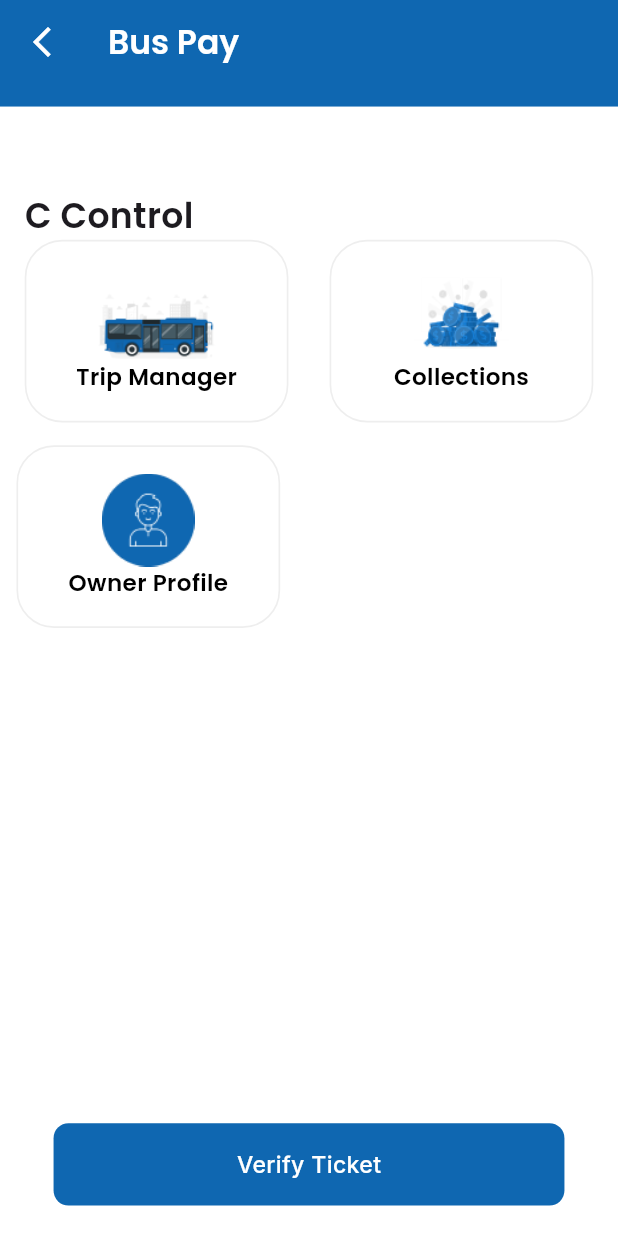
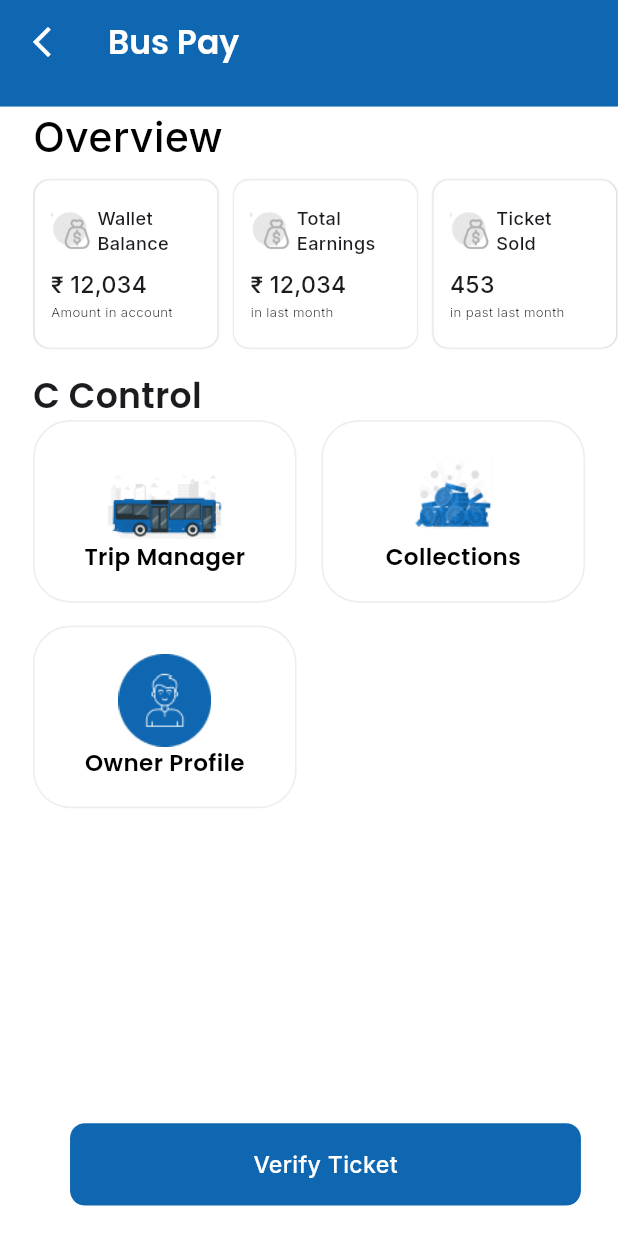
Before and after one commit to Sabari-nath-p/buspay_conductor, a Flutter app: the HomeScreen screen opened directly, on a phone screen of 412 x 824 dp. Run offline on Flutter 3.47's test engine with Material 3 defaults, Android fonts, the phone set to English and light mode, and no system bars; our stand-ins replace fl_chart, flutter_screenutil, fluttertoast, get, google_fonts and 1 more; missing offline and left inert: dart:ffi; accounts and stored records are empty.

Commit message:
error in trip manage

```diff
--- a/lib/Screens/CollectionScreen/CollectionCard.dart
+++ b/lib/Screens/CollectionScreen/CollectionCard.dart
@@ -77,33 +77,7 @@ class _ExpandableCardState extends State<ExpandableCard> {
               ),
             ),
               SizedBox(height: 5,),
-                    Stack(
-                              children: [
-                                Row(
-                                  children: [
-                                    Container(width:15.w ,height: 15.w,
-                                    margin: EdgeInsets.only(left: 15.w),
-                                                                    decoration: BoxDecoration(color: Colors.blue,borderRadius: BorderRadius.circular(30.w)),),
-                                 SizedBox(
-                                width: 300.w,
-                                child: ClipRRect(
-                                  borderRadius: BorderRadius.horizontal(right: Radius.circular(30.w)),
-                                  child: LinearProgressIndicator(
-                                    value: 0.6,
-                                    backgroundColor: Colors.grey[300],
-                                   valueColor: AlwaysStoppedAnimation(Colors.blue) ,
-                                    minHeight: 4,
-                                  ),
-                                ),
-                              ),
-                               Container(width:15.w ,height: 15.w,
-                                                                    decoration: BoxDecoration(color: Colors.grey.shade300,borderRadius: BorderRadius.circular(30.w)),),
 
-                                ],  ),
-
-                              ]
-
-                            ),
 
 
         ],
--- a/lib/Screens/HomeScreen/HomeScreen.dart
+++ b/lib/Screens/HomeScreen/HomeScreen.dart
@@ -1,5 +1,6 @@
 import 'package:buspay_conductor/Screens/CollectionScreen/CollectionScreen.dart';
 import 'package:buspay_conductor/Screens/CollectionScreen/collectionViewScreen.dart';
+import 'package:buspay_conductor/Screens/HomeScreen/utils/Overviewcard.dart';
 import 'package:buspay_conductor/Screens/HomeScreen/utils/ProgressIndication.dart';
 import 'package:buspay_conductor/Screens/ProfileScreen/ProfileviewScreen.dart';
 import 'package:buspay_conductor/Screens/TripManagement/NotripScreen.dart';
@@ -39,24 +40,50 @@ class _HomeScreenState extends State<HomeScreen> {
                     fontWeight: FontWeight.w600, color: Colors.white),
               ),
             )),
-        body: Column(
+        body: Padding(
+          padding: EdgeInsets.only(left:20.w),
+          child: Column(
             crossAxisAlignment: CrossAxisAlignment.start,
             children: [
+               TextLable.appText(
+                             "Overview",
+                             color: Colors.black,
+                            size: 25.sp,
+                            fontWeight: FontWeight.w500),
               SizedBox(
-              height: 40.h,
+                height: 10.h,
+              ),
+               Row(
+                        mainAxisAlignment: MainAxisAlignment.center,
+                        children: [
+                          DBOverviewCard(
+                            title: "Wallet \nBalance",
+                            value: "₹ 12,034",
+                            description: "Amount in account",
+                          ),
+                          SizedBox(width: 10.w,),
+                          DBOverviewCard(
+                            title: "Total \nEarnings",
+                            value: "₹ 12,034",
+                            description: "in last month",
+                          ),
+                          SizedBox(width: 10.w,),
+                          DBOverviewCard(
+                            title: "Ticket \nSold",
+                            value: "453",
+                            description: "in past last month",
+                          ),
+                        ],
                       ),
 
 
               SizedBox(
                 height: 15.h,
               ),
-            Padding(
-              padding: EdgeInsets.only(left: 15.w),
-              child: Text(
+              Text(
                 "C Control",
                 style: GoogleFonts.poppins(
                     fontWeight: FontWeight.w600, fontSize: 21.sp),
-              ),
               ),
               Row(
                 children: [
@@ -68,7 +95,7 @@ class _HomeScreenState extends State<HomeScreen> {
                     child: Container(
                       width: 160.w,
                       height: 120.h,
-                    margin: EdgeInsets.only(left: 15.w),
+
                       decoration: BoxDecoration(
                           borderRadius: BorderRadius.circular(25),
                           color: Colors.white,
@@ -103,7 +130,7 @@ class _HomeScreenState extends State<HomeScreen> {
                     child: Container(
                       width: 160.w,
                       height: 120.h,
-                    margin: EdgeInsets.only(left: 10.w),
+                      //margin: EdgeInsets.only(left: 10.w),
                       alignment: Alignment.center,
                       decoration: BoxDecoration(
                           borderRadius: BorderRadius.circular(25),
@@ -141,7 +168,7 @@ class _HomeScreenState extends State<HomeScreen> {
                 child: Container(
                   width: 160.w,
                   height: 120.h,
-                margin: EdgeInsets.only(left: 10.w),
+
                   alignment: Alignment.center,
                   decoration: BoxDecoration(
                       borderRadius: BorderRadius.circular(25),
@@ -185,6 +212,7 @@ class _HomeScreenState extends State<HomeScreen> {
                 height: 20.h,
               )
             ],
+          ),
         ));
   }
 }
--- /dev/null
+++ b/lib/Screens/HomeScreen/utils/Overviewcard.dart
@@ -0,0 +1,58 @@
+import 'package:buspay_conductor/Screens/utils/textLabel.dart';
+
+import 'package:flutter/material.dart';
+import 'package:flutter/scheduler.dart';
+import 'package:flutter_screenutil/flutter_screenutil.dart';
+
+class DBOverviewCard extends StatelessWidget {
+  String title, value, description;
+  DBOverviewCard(
+      {super.key,
+      required this.title,
+      required this.value,
+      required this.description});
+
+  @override
+  Widget build(BuildContext context) {
+    return Container(
+      width: 111.w,
+      height: 110.h,
+      padding: EdgeInsets.all(10.w),
+      decoration: BoxDecoration(
+          borderRadius: BorderRadius.circular(10),
+          color: Colors.white,
+          boxShadow: [
+            BoxShadow(
+
+                blurRadius: .5,
+                color: Colors.black.withOpacity(.23))
+          ]),
+      child: Column(
+        crossAxisAlignment: CrossAxisAlignment.start,
+        mainAxisAlignment: MainAxisAlignment.center,
+        children: [
+          Row(
+            children: [
+              Image.asset(
+                "assets/images/wallet.png",
+                width: 24.w,
+                height: 24.w,
+              ),
+              SizedBox(width: 4.w,),
+              TextLable.appText(
+                   "$title", size: 11.sp, fontWeight: FontWeight.w500),
+            ],
+          ),
+          SizedBox(height:7.h),
+          TextLable.appText(
+              "$value", size: 14.sp, fontWeight: FontWeight.w500),
+          SizedBox(height:2.h),
+          TextLable.appText(
+               "$description",
+              size: 8.sp,
+              fontWeight: FontWeight.w300),
+        ],
+      ),
+    );
+  }
+}
--- a/lib/Screens/TripManagement/Model/routemodel.dart
+++ b/lib/Screens/TripManagement/Model/routemodel.dart
@@ -1,11 +1,13 @@
 class routelist {
   int? id;
   String? name;
-  routelist({this.id, this.name});
+  String? starttime;
+  routelist({this.id, this.name,this.starttime});
 
   routelist.fromJson(Map<String, dynamic> json) {
     id = json["id"];
     name = json["route"]["name"];
+    starttime=json["start_timing"];
   }
 
   Map<String, dynamic> toJson() {
@@ -13,6 +15,7 @@ class routelist {
 
     data['id'] = id;
     data["name"] = name;
+    data["start_timing"]=starttime;
 
     return data;
   }
--- a/lib/Screens/TripManagement/TripController.dart
+++ b/lib/Screens/TripManagement/TripController.dart
@@ -23,6 +23,7 @@ class Tripcontroller extends GetxController {
 
   List<routelist> routelists = [];
   int? selectedRoute;
+  String?starttiming;
 
   Future<void> fetchroute() async {
     SharedPreferences pref = await SharedPreferences.getInstance();
@@ -49,6 +50,8 @@ class Tripcontroller extends GetxController {
     print(response);
   }
 
+
+
 // int RoutetoID(var name) {
 //     for (var data in routelists) {
 //       if (data.route?.name == name) {
@@ -72,5 +75,7 @@ class Tripcontroller extends GetxController {
     super.onInit();
     loadUser();
     fetchroute();
+
+
   }
 }
--- a/lib/Screens/TripManagement/TripManagementSceen.dart
+++ b/lib/Screens/TripManagement/TripManagementSceen.dart
@@ -1,5 +1,7 @@
 import 'dart:convert';
 
+import 'package:buspay_conductor/Screens/TripManagement/Model/routemodel.dart';
+import 'package:buspay_conductor/Screens/TripManagement/TripController.dart';
 import 'package:buspay_conductor/Screens/utils/inputTextField.dart';
 import 'package:buspay_conductor/Screens/utils/textLabel.dart';
 import 'package:buspay_conductor/main.dart';
@@ -22,9 +24,11 @@ class _TripManagementScreenState extends State<TripManagementScreen> {
     List conductordata=[];
     TextEditingController jrnystartctrl=TextEditingController();
 
+     Tripcontroller tctrl = Get.put(Tripcontroller());
+
      List<dynamic> Assign=[];
      int?routeid;
-     List status=["on Journey","Not started"];
+     List status=["on Journey","Not started","ended"];
 
   @override
 
@@ -63,7 +67,7 @@ class _TripManagementScreenState extends State<TripManagementScreen> {
                   });
                 }, ),
 
-
+           SizedBox(height: 20.h,),
          Container(
               width: 320.w,
               height: 50.w,
@@ -72,7 +76,7 @@ class _TripManagementScreenState extends State<TripManagementScreen> {
               decoration: BoxDecoration(
                   color:Color(0xff0F67B1),
                   borderRadius: BorderRadius.circular(10)),
-              child: TextLable.appText("Update",
+              child: TextLable.appText("Complete trip",
                   size: 14.sp,
                   fontWeight: FontWeight.w500,
                   color: Colors.white)),
--- a/lib/Screens/TripManagement/utils/RegisterTripBottom.dart
+++ b/lib/Screens/TripManagement/utils/RegisterTripBottom.dart
@@ -4,6 +4,7 @@ import 'package:buspay_conductor/Screens/utils/inputTextField.dart';
 import 'package:buspay_conductor/Screens/utils/textLabel.dart';
 import 'package:flutter/material.dart';
 import 'package:flutter_screenutil/flutter_screenutil.dart';
+import 'package:fluttertoast/fluttertoast.dart';
 import 'package:get/get.dart';
 
 class BottomTripRegisterScreen extends StatelessWidget {
@@ -61,10 +62,19 @@ class BottomTripRegisterScreen extends StatelessWidget {
             SizedBox(
               height: 60.h,
             ),
+
             InkWell(
               onTap: () {
-                Navigator.of(context).push(MaterialPageRoute(
+                if (tctrl.selectedRoute!=null){
+
+                       Navigator.of(context).push(MaterialPageRoute(
                     builder: (context) => TripManagementScreen()));
+                }
+                Fluttertoast.showToast(msg: "Please select route");
+
+
+
+
               },
               child: Container(
                   width: 290.w,
```
Also changed, not shown: assets/images/wallet.png (added), pubspec.lock. Lines whose indentation alone changed are shown as unchanged.
